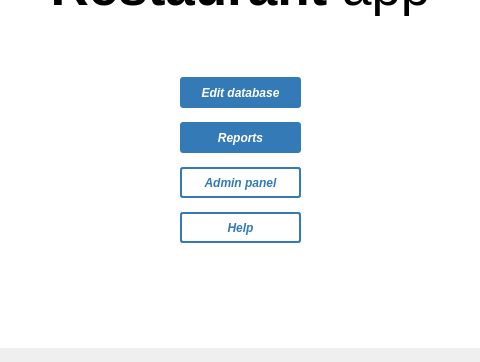
Qt form UI/menu.ui (aantr/restaurant_db) before a commit; both pictures show x 120 to 600 and y 118 to 480 of the 720 by 480 pixel window.
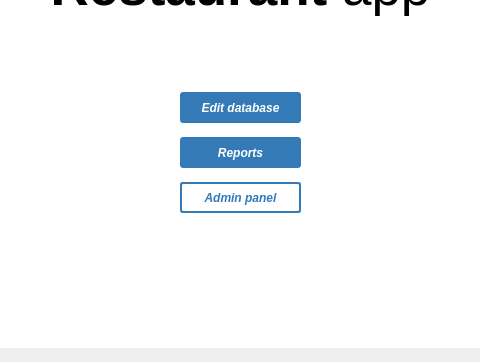
The same form after that commit.

```diff
--- a/UI/menu.ui
+++ b/UI/menu.ui
@@ -87,7 +87,7 @@
     <property name="geometry">
      <rect>
       <x>285</x>
-      <y>180</y>
+      <y>195</y>
       <width>121</width>
       <height>31</height>
      </rect>
@@ -115,7 +115,7 @@
     <property name="geometry">
      <rect>
       <x>285</x>
-      <y>225</y>
+      <y>240</y>
       <width>121</width>
       <height>31</height>
      </rect>
@@ -185,7 +185,7 @@
     <property name="geometry">
      <rect>
       <x>285</x>
-      <y>270</y>
+      <y>285</y>
       <width>121</width>
       <height>31</height>
      </rect>
@@ -223,48 +223,6 @@
      <string>Admin panel</string>
     </property>
    </widget>
-   <widget class="QPushButton" name="btn_help">
-    <property name="geometry">
-     <rect>
-      <x>285</x>
-      <y>315</y>
-      <width>121</width>
-      <height>31</height>
-     </rect>
-    </property>
-    <property name="font">
-     <font>
-      <family>Segoe UI</family>
-      <pointsize>-1</pointsize>
-      <weight>75</weight>
-      <italic>true</italic>
-      <bold>true</bold>
-     </font>
-    </property>
-    <property name="cursor">
-     <cursorShape>PointingHandCursor</cursorShape>
-    </property>
-    <property name="styleSheet">
-     <string notr="true">QPushButton{
-background-color: #fff;
-color: #337AB7;
-border-style: solid;
-border-width: 2;
-border-color: #337AB7;
-}
-
-QPushButton:hover{
-background-color: #dfeffD;
-}
-
-QPushButton:pressed{
-background-color: qlineargradient(spread:pad, x1:0, y1:0, x2:0, y2:1, stop:0 #fff, stop:1 #BDDDED);
-}</string>
-    </property>
-    <property name="text">
-     <string>Help</string>
-    </property>
-   </widget>
    <widget class="QLabel" name="label_info">
     <property name="geometry">
      <rect>
```
Left out of the diff: 2 changed lines with no effect on the pictures.
